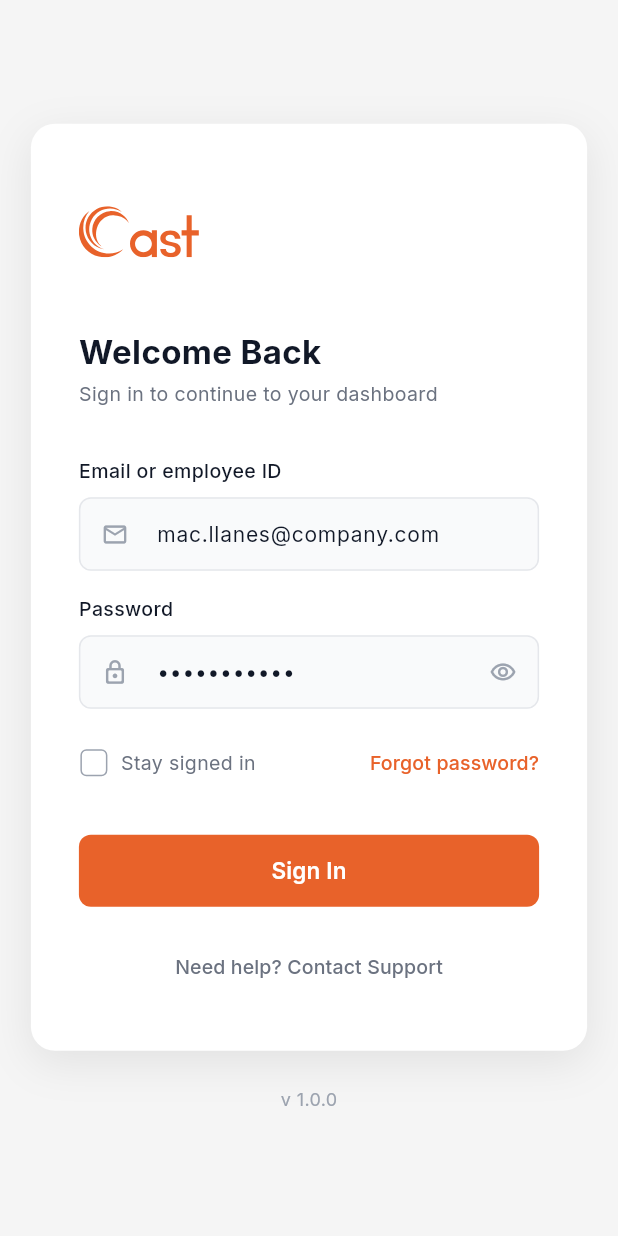
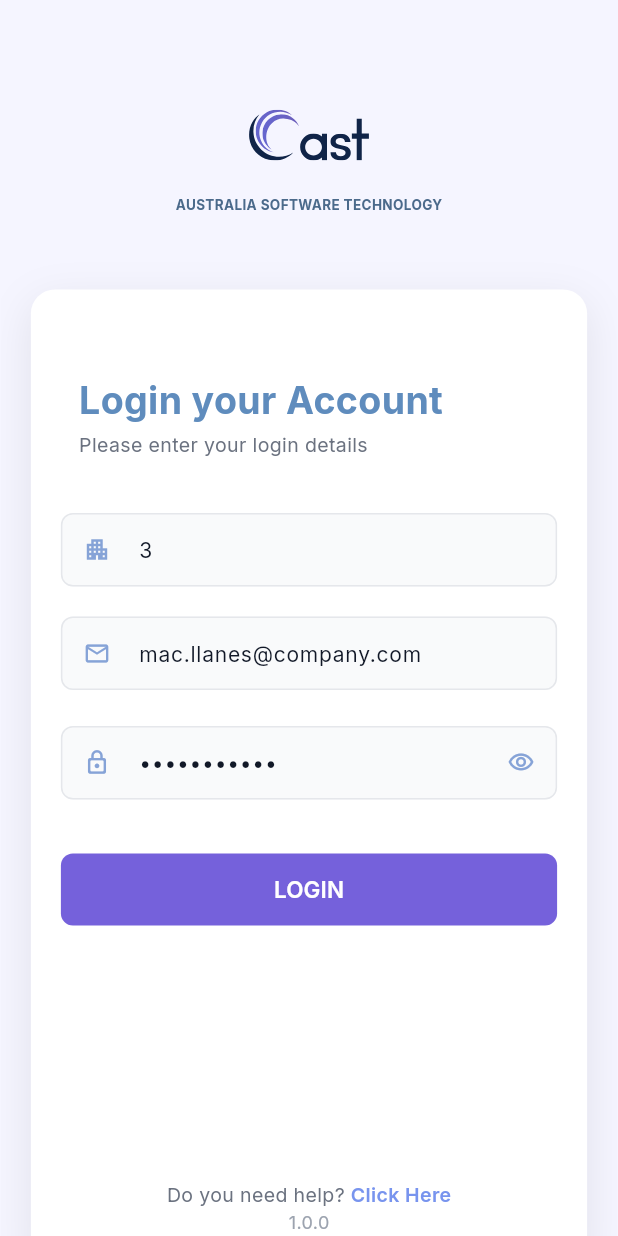
Before and after one commit to aisitintern001-ship-it/ui_ast_mobile, a Flutter app: the screen it shows after launch, on a phone screen of 412 x 824 dp. Run offline on Flutter 3.47's test engine with Material 3 defaults, Android fonts, the light colour scheme and no system bars; our stand-ins replace flutter_svg, google_fonts; project files that could hold a hidden picture were left out.

Commit message:
Login Page Remodel

```diff
--- a/lib/screens/login_screen.dart
+++ b/lib/screens/login_screen.dart
@@ -15,8 +15,9 @@ class LoginScreen extends StatefulWidget {
 class _LoginScreenState extends State<LoginScreen> {
   final _emailController = TextEditingController(text: 'mac.llanes@company.com');
   final _passwordController = TextEditingController(text: 'password123');
+  final _orgIdController = TextEditingController(text: '3'); // <-- new controller for org ID
   bool _obscurePassword = true;
-  bool _rememberMe = false;
+
 
   @override
   void dispose() {
@@ -39,12 +40,30 @@ class _LoginScreenState extends State<LoginScreen> {
     final size = MediaQuery.of(context).size;
 
     return Scaffold(
-      backgroundColor: const Color(0xFFF5F5F5),
+      backgroundColor: const Color.fromARGB(255, 245, 245, 255),
       body: Center(
         child: SingleChildScrollView(
           child: Column(
             mainAxisAlignment: MainAxisAlignment.center,
             children: [
+              const SizedBox(height: 50),
+               SvgPicture.asset(
+                            'assets/AST2.svg',
+                            // colorFilter: const ColorFilter.mode(Color.fromARGB(255, 67, 81, 143), BlendMode.srcIn),
+                            width: 80,
+                            height: 80,
+
+                          ),
+
+                          const Text(
+                            'AUSTRALIA SOFTWARE TECHNOLOGY',
+                            style: TextStyle(
+                              fontSize: 9,
+                              fontWeight: FontWeight.bold,
+                              color: Color.fromARGB(255, 75, 106, 139),
+                            ),
+                          ),
+                            const SizedBox(height: 50),
               // Welcome card
               Container(
                 width: size.width > 480 ? 400 : size.width * 0.9,
@@ -65,29 +84,24 @@ class _LoginScreenState extends State<LoginScreen> {
                   children: [
                     // Top section with logo area
                     Container(
-                      padding: const EdgeInsets.all(32),
+                      padding: const EdgeInsets.only(left: 32, top: 32, right: 32, bottom: 8),
                       child: Column(
                         crossAxisAlignment: CrossAxisAlignment.start,
                         children: [
                           // Logo placeholder
-                          SvgPicture.asset(
-                            'assets/ast-logo.svg',
-                            colorFilter: const ColorFilter.mode(AppColors.headerOrange, BlendMode.srcIn),
-                            width: 80,
-                            height: 80,
-                          ),
+
                           const SizedBox(height: 24),
                           Text(
-                            'Welcome Back',
+                            'Login your Account',
                             style: GoogleFonts.inter(
-                              fontSize: 22,
+                              fontSize: 25,
                               fontWeight: FontWeight.w700,
-                              color: AppColors.textPrimary,
+                              color: Color.fromARGB(255, 95, 140, 189),
                             ),
                           ),
-                          const SizedBox(height: 4),
+                          const SizedBox(height: 2),
                           Text(
-                            'Sign in to continue to your dashboard',
+                            'Please enter your login details',
                             style: GoogleFonts.inter(
                               fontSize: 13,
                               color: AppColors.textSecondary,
@@ -99,20 +113,40 @@ class _LoginScreenState extends State<LoginScreen> {
 
                     // Form section
                     Padding(
-                      padding: const EdgeInsets.fromLTRB(32, 0, 32, 32),
+                      padding: const EdgeInsets.fromLTRB(20, 20, 20, 20),
                       child: Column(
                         crossAxisAlignment: CrossAxisAlignment.stretch,
                         children: [
                           // Email field
-                          Text(
-                            'Email or employee ID',
-                            style: GoogleFonts.inter(
-                              fontSize: 13,
-                              fontWeight: FontWeight.w500,
-                              color: AppColors.textPrimary,
-                            ),
-                          ),
+
                           const SizedBox(height: 8),
+  TextFormField(
+      controller: _orgIdController,
+      keyboardType: TextInputType.text,
+      style: GoogleFonts.inter(fontSize: 14, color: AppColors.textPrimary),
+      decoration: InputDecoration(
+        hintText: 'Enter your Organization ID',
+        hintStyle: GoogleFonts.inter(fontSize: 14, color: AppColors.textMuted),
+        prefixIcon: const Icon(Icons.apartment_outlined, size: 18, color: Color.fromARGB(255, 134, 163, 215)),
+        filled: true,
+        fillColor: const Color(0xFFF9FAFB),
+        border: OutlineInputBorder(
+          borderRadius: BorderRadius.circular(8),
+          borderSide: const BorderSide(color: AppColors.divider),
+        ),
+        enabledBorder: OutlineInputBorder(
+          borderRadius: BorderRadius.circular(8),
+          borderSide: const BorderSide(color: AppColors.divider),
+        ),
+        focusedBorder: OutlineInputBorder(
+          borderRadius: BorderRadius.circular(8),
+          borderSide: const BorderSide(color: AppColors.headerOrange, width: 1.5),
+        ),
+        contentPadding: const EdgeInsets.symmetric(horizontal: 16, vertical: 14),
+      ),
+    ),
+
+                          const SizedBox(height: 20),
                           TextFormField(
                             controller: _emailController,
                             keyboardType: TextInputType.emailAddress,
@@ -120,7 +154,7 @@ class _LoginScreenState extends State<LoginScreen> {
                             decoration: InputDecoration(
                               hintText: 'Enter your email',
                               hintStyle: GoogleFonts.inter(fontSize: 14, color: AppColors.textMuted),
-                              prefixIcon: const Icon(Icons.email_outlined, size: 18, color: AppColors.textMuted),
+                              prefixIcon: const Icon(Icons.email_outlined, size: 18, color: Color.fromARGB(255, 134, 163, 215)),
                               filled: true,
                               fillColor: const Color(0xFFF9FAFB),
                               border: OutlineInputBorder(
@@ -141,14 +175,7 @@ class _LoginScreenState extends State<LoginScreen> {
                           const SizedBox(height: 16),
 
                           // Password field
-                          Text(
-                            'Password',
-                            style: GoogleFonts.inter(
-                              fontSize: 13,
-                              fontWeight: FontWeight.w500,
-                              color: AppColors.textPrimary,
-                            ),
-                          ),
+
                           const SizedBox(height: 8),
                           TextFormField(
                             controller: _passwordController,
@@ -157,12 +184,12 @@ class _LoginScreenState extends State<LoginScreen> {
                             decoration: InputDecoration(
                               hintText: 'Enter your password',
                               hintStyle: GoogleFonts.inter(fontSize: 14, color: AppColors.textMuted),
-                              prefixIcon: const Icon(Icons.lock_outline_rounded, size: 18, color: AppColors.textMuted),
+                              prefixIcon: const Icon(Icons.lock_outline_rounded, size: 18, color: Color.fromARGB(255, 134, 163, 215)),
                               suffixIcon: IconButton(
                                 icon: Icon(
                                   _obscurePassword ? Icons.visibility_outlined : Icons.visibility_off_outlined,
                                   size: 18,
-                                  color: AppColors.textMuted,
+                                  color: Color.fromARGB(255, 134, 163, 215),
                                 ),
                                 onPressed: () => setState(() => _obscurePassword = !_obscurePassword),
                               ),
@@ -185,44 +212,7 @@ class _LoginScreenState extends State<LoginScreen> {
                           ),
                           const SizedBox(height: 12),
 
-                          // Remember me + forgot password
-                          Row(
-                            mainAxisAlignment: MainAxisAlignment.spaceBetween,
-                            children: [
-                              Row(
-                                children: [
-                                  SizedBox(
-                                    width: 20,
-                                    height: 20,
-                                    child: Checkbox(
-                                      value: _rememberMe,
-                                      onChanged: (v) => setState(() => _rememberMe = v ?? false),
-                                      activeColor: AppColors.headerOrange,
-                                      shape: RoundedRectangleBorder(borderRadius: BorderRadius.circular(4)),
-                                      side: const BorderSide(color: AppColors.textMuted),
-                                    ),
-                                  ),
-                                  const SizedBox(width: 8),
-                                  Text(
-                                    'Stay signed in',
-                                    style: GoogleFonts.inter(fontSize: 13, color: AppColors.textSecondary),
-                                  ),
-                                ],
-                              ),
-                              TextButton(
-                                onPressed: () {},
-                                style: TextButton.styleFrom(padding: EdgeInsets.zero),
-                                child: Text(
-                                  'Forgot password?',
-                                  style: GoogleFonts.inter(
-                                    fontSize: 13,
-                                    color: AppColors.headerOrange,
-                                    fontWeight: FontWeight.w500,
-                                  ),
-                                ),
-                              ),
-                            ],
-                          ),
+
                           const SizedBox(height: 24),
 
                           // Sign in button
@@ -231,7 +221,7 @@ class _LoginScreenState extends State<LoginScreen> {
                             child: ElevatedButton(
                               onPressed: state.isLoading ? null : _handleLogin,
                               style: ElevatedButton.styleFrom(
-                                backgroundColor: AppColors.headerOrange,
+                                backgroundColor: const Color.fromARGB(255, 117, 97, 219),
                                 foregroundColor: Colors.white,
                                 elevation: 0,
                                 shape: RoundedRectangleBorder(borderRadius: BorderRadius.circular(8)),
@@ -246,7 +236,7 @@ class _LoginScreenState extends State<LoginScreen> {
                                       ),
                                     )
                                   : Text(
-                                      'Sign In',
+                                      'LOGIN',
                                       style: GoogleFonts.inter(
                                         fontSize: 15,
                                         fontWeight: FontWeight.w600,
@@ -255,20 +245,49 @@ class _LoginScreenState extends State<LoginScreen> {
                                     ),
                             ),
                           ),
-                          const SizedBox(height: 16),
+                          const SizedBox(height: 170),
 
                           // Contact support
                           Center(
-                            child: TextButton(
-                              onPressed: () {},
-                              child: Text(
-                                'Need help? Contact Support',
-                                style: GoogleFonts.inter(
-                                  fontSize: 13,
-                                  color: AppColors.textSecondary,
+                            child: Row(
+                              mainAxisAlignment: MainAxisAlignment.center,
+                              children: [
+                                Text(
+                                  'Do you need help? ',
+                                  style: GoogleFonts.inter(
+                                    fontSize: 13,
+                                    color: AppColors.textSecondary,
+                                  ),
                                 ),
+                                GestureDetector(
+                                  onTap: () {
+                                    // Put your action here (e.g., navigate to support)
+                                    print('Click Here tapped!');
+                                  },
+                                  child: Text(
+                                    'Click Here',
+                                    style: GoogleFonts.inter(
+                                      fontSize: 13,
+                                      color: const Color.fromARGB(255, 120, 148, 238),
+                                      fontWeight: FontWeight.w600,
+                                    ),
+                                  ),
+                                ),
+                              ],
+                            ),
+
+
+
+                          ),
+                          Center(
+                            child: Text(
+                              '1.0.0',
+                              style: GoogleFonts.inter(
+                                fontSize: 12,
+                                color: AppColors.textMuted,
                               ),
                             ),
+
                           ),
                         ],
                       ),
@@ -277,11 +296,7 @@ class _LoginScreenState extends State<LoginScreen> {
                 ),
               ),
 
-              const SizedBox(height: 24),
-              Text(
-                'v 1.0.0',
-                style: GoogleFonts.inter(fontSize: 12, color: AppColors.textMuted),
-              ),
+
             ],
           ),
         ),
```
Also changed, not shown: assets/AST2.svg (added).
